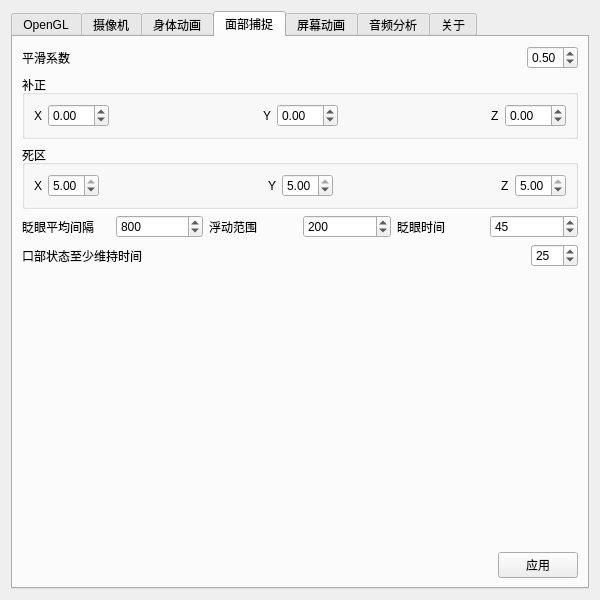
This is src/ui/ConfigWidget.ui in chuigda/Project-WG as Qt 5 draws it before an edit. The edited form follows.
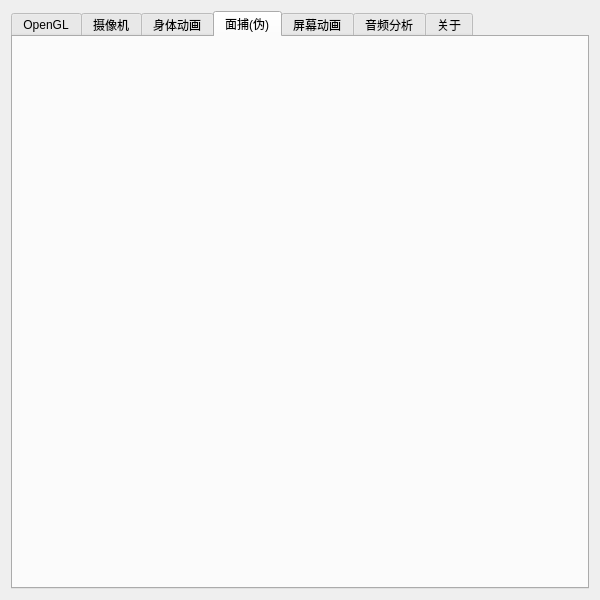
This is the edited form.

The edit to the form file:
```diff
--- a/src/ui/ConfigWidget.ui
+++ b/src/ui/ConfigWidget.ui
@@ -955,360 +955,8 @@
      </widget>
      <widget class="QWidget" name="faceCaptureTab">
       <attribute name="title">
-       <string>面部捕捉</string>
+       <string>面捕(伪)</string>
       </attribute>
-      <layout class="QVBoxLayout" name="verticalLayout_12">
-       <item>
-        <layout class="QHBoxLayout" name="horizontalLayout_22">
-         <item>
-          <widget class="QLabel" name="label">
-           <property name="text">
-            <string>平滑系数</string>
-           </property>
-          </widget>
-         </item>
-         <item>
-          <spacer name="horizontalSpacer_17">
-           <property name="orientation">
-            <enum>Qt::Horizontal</enum>
-           </property>
-           <property name="sizeHint" stdset="0">
-            <size>
-             <width>40</width>
-             <height>20</height>
-            </size>
-           </property>
-          </spacer>
-         </item>
-         <item>
-          <widget class="QDoubleSpinBox" name="spinSmoothCoeff">
-           <property name="toolTip">
-            <string>来自新的一帧的面部朝向数据的权重</string>
-           </property>
-           <property name="minimum">
-            <double>0.100000000000000</double>
-           </property>
-           <property name="maximum">
-            <double>1.000000000000000</double>
-           </property>
-           <property name="singleStep">
-            <double>0.100000000000000</double>
-           </property>
-           <property name="value">
-            <double>0.500000000000000</double>
-           </property>
-          </widget>
-         </item>
-        </layout>
-       </item>
-       <item>
-        <widget class="QGroupBox" name="groupBox_4">
-         <property name="title">
-          <string>补正</string>
-         </property>
-         <layout class="QHBoxLayout" name="horizontalLayout_31">
-          <item>
-           <widget class="QLabel" name="label_8">
-            <property name="text">
-             <string>X</string>
-            </property>
-           </widget>
-          </item>
-          <item>
-           <widget class="QDoubleSpinBox" name="spinXFix">
-            <property name="minimum">
-             <double>-45.000000000000000</double>
-            </property>
-            <property name="maximum">
-             <double>45.000000000000000</double>
-            </property>
-           </widget>
-          </item>
-          <item>
-           <spacer name="horizontalSpacer_14">
-            <property name="orientation">
-             <enum>Qt::Horizontal</enum>
-            </property>
-            <property name="sizeHint" stdset="0">
-             <size>
-              <width>101</width>
-              <height>20</height>
-             </size>
-            </property>
-           </spacer>
-          </item>
-          <item>
-           <widget class="QLabel" name="label_9">
-            <property name="text">
-             <string>Y</string>
-            </property>
-           </widget>
-          </item>
-          <item>
-           <widget class="QDoubleSpinBox" name="spinYFix">
-            <property name="minimum">
-             <double>-45.000000000000000</double>
-            </property>
-            <property name="maximum">
-             <double>45.000000000000000</double>
-            </property>
-            <property name="value">
-             <double>0.000000000000000</double>
-            </property>
-           </widget>
-          </item>
-          <item>
-           <spacer name="horizontalSpacer_15">
-            <property name="orientation">
-             <enum>Qt::Horizontal</enum>
-            </property>
-            <property name="sizeHint" stdset="0">
-             <size>
-              <width>101</width>
-              <height>20</height>
-             </size>
-            </property>
-           </spacer>
-          </item>
-          <item>
-           <widget class="QLabel" name="label_10">
-            <property name="text">
-             <string>Z</string>
-            </property>
-           </widget>
-          </item>
-          <item>
-           <widget class="QDoubleSpinBox" name="spinZFix">
-            <property name="minimum">
-             <double>-45.000000000000000</double>
-            </property>
-            <property name="maximum">
-             <double>45.000000000000000</double>
-            </property>
-            <property name="value">
-             <double>0.000000000000000</double>
-            </property>
-           </widget>
-          </item>
-         </layout>
-        </widget>
-       </item>
-       <item>
-        <widget class="QGroupBox" name="groupBox_3">
-         <property name="toolTip">
-          <string>每一帧允许转动的最大角度，超过最大角度的数值将被截断</string>
-         </property>
-         <property name="title">
-          <string>死区</string>
-         </property>
-         <layout class="QHBoxLayout" name="horizontalLayout_21">
-          <item>
-           <widget class="QLabel" name="label_2">
-            <property name="text">
-             <string>X</string>
-            </property>
-           </widget>
-          </item>
-          <item>
-           <widget class="QDoubleSpinBox" name="spinDeadzoneX">
-            <property name="maximum">
-             <double>5.000000000000000</double>
-            </property>
-            <property name="value">
-             <double>5.000000000000000</double>
-            </property>
-           </widget>
-          </item>
-          <item>
-           <spacer name="horizontalSpacer_12">
-            <property name="orientation">
-             <enum>Qt::Horizontal</enum>
-            </property>
-            <property name="sizeHint" stdset="0">
-             <size>
-              <width>40</width>
-              <height>20</height>
-             </size>
-            </property>
-           </spacer>
-          </item>
-          <item>
-           <widget class="QLabel" name="label_3">
-            <property name="text">
-             <string>Y</string>
-            </property>
-           </widget>
-          </item>
-          <item>
-           <widget class="QDoubleSpinBox" name="spinDeadzoneY">
-            <property name="maximum">
-             <double>5.000000000000000</double>
-            </property>
-            <property name="value">
-             <double>5.000000000000000</double>
-            </property>
-           </widget>
-          </item>
-          <item>
-           <spacer name="horizontalSpacer_13">
-            <property name="orientation">
-             <enum>Qt::Horizontal</enum>
-            </property>
-            <property name="sizeHint" stdset="0">
-             <size>
-              <width>40</width>
-              <height>20</height>
-             </size>
-            </property>
-           </spacer>
-          </item>
-          <item>
-           <widget class="QLabel" name="label_4">
-            <property name="text">
-             <string>Z</string>
-            </property>
-           </widget>
-          </item>
-          <item>
-           <widget class="QDoubleSpinBox" name="spinDeadzoneZ">
-            <property name="maximum">
-             <double>5.000000000000000</double>
-            </property>
-            <property name="value">
-             <double>5.000000000000000</double>
-            </property>
-           </widget>
-          </item>
-         </layout>
-        </widget>
-       </item>
-       <item>
-        <layout class="QHBoxLayout" name="horizontalLayout_29">
-         <item>
-          <widget class="QLabel" name="label_5">
-           <property name="text">
-            <string>眨眼平均间隔</string>
-           </property>
-          </widget>
-         </item>
-         <item>
-          <widget class="QSpinBox" name="spinBlinkIntervalAvg">
-           <property name="maximum">
-            <number>1919810</number>
-           </property>
-           <property name="value">
-            <number>800</number>
-           </property>
-          </widget>
-         </item>
-         <item>
-          <widget class="QLabel" name="label_6">
-           <property name="text">
-            <string>浮动范围</string>
-           </property>
-          </widget>
-         </item>
-         <item>
-          <widget class="QSpinBox" name="spinBlinkIntervalRange">
-           <property name="maximum">
-            <number>114514</number>
-           </property>
-           <property name="value">
-            <number>200</number>
-           </property>
-          </widget>
-         </item>
-         <item>
-          <widget class="QLabel" name="label_7">
-           <property name="text">
-            <string>眨眼时间</string>
-           </property>
-          </widget>
-         </item>
-         <item>
-          <widget class="QSpinBox" name="spinBlinkTime">
-           <property name="maximum">
-            <number>114514</number>
-           </property>
-           <property name="value">
-            <number>45</number>
-           </property>
-          </widget>
-         </item>
-        </layout>
-       </item>
-       <item>
-        <layout class="QHBoxLayout" name="horizontalLayout_32">
-         <item>
-          <widget class="QLabel" name="label_11">
-           <property name="text">
-            <string>口部状态至少维持时间</string>
-           </property>
-          </widget>
-         </item>
-         <item>
-          <spacer name="horizontalSpacer_16">
-           <property name="orientation">
-            <enum>Qt::Horizontal</enum>
-           </property>
-           <property name="sizeHint" stdset="0">
-            <size>
-             <width>40</width>
-             <height>20</height>
-            </size>
-           </property>
-          </spacer>
-         </item>
-         <item>
-          <widget class="QSpinBox" name="spinMouthStatusDurationMin">
-           <property name="maximum">
-            <number>500</number>
-           </property>
-           <property name="value">
-            <number>25</number>
-           </property>
-          </widget>
-         </item>
-        </layout>
-       </item>
-       <item>
-        <spacer name="verticalSpacer_3">
-         <property name="orientation">
-          <enum>Qt::Vertical</enum>
-         </property>
-         <property name="sizeHint" stdset="0">
-          <size>
-           <width>20</width>
-           <height>145</height>
-          </size>
-         </property>
-        </spacer>
-       </item>
-       <item>
-        <layout class="QHBoxLayout" name="horizontalLayout_30">
-         <item>
-          <spacer name="horizontalSpacer_11">
-           <property name="orientation">
-            <enum>Qt::Horizontal</enum>
-           </property>
-           <property name="sizeHint" stdset="0">
-            <size>
-             <width>40</width>
-             <height>20</height>
-            </size>
-           </property>
-          </spacer>
-         </item>
-         <item>
-          <widget class="QPushButton" name="applyFaceSettingsButton">
-           <property name="text">
-            <string>应用</string>
-           </property>
-          </widget>
-         </item>
-        </layout>
-       </item>
-      </layout>
      </widget>
      <widget class="QWidget" name="faceAnimationTab">
       <attribute name="title">
```
Left out of the diff: 4 changed lines with no effect on the pictures.
